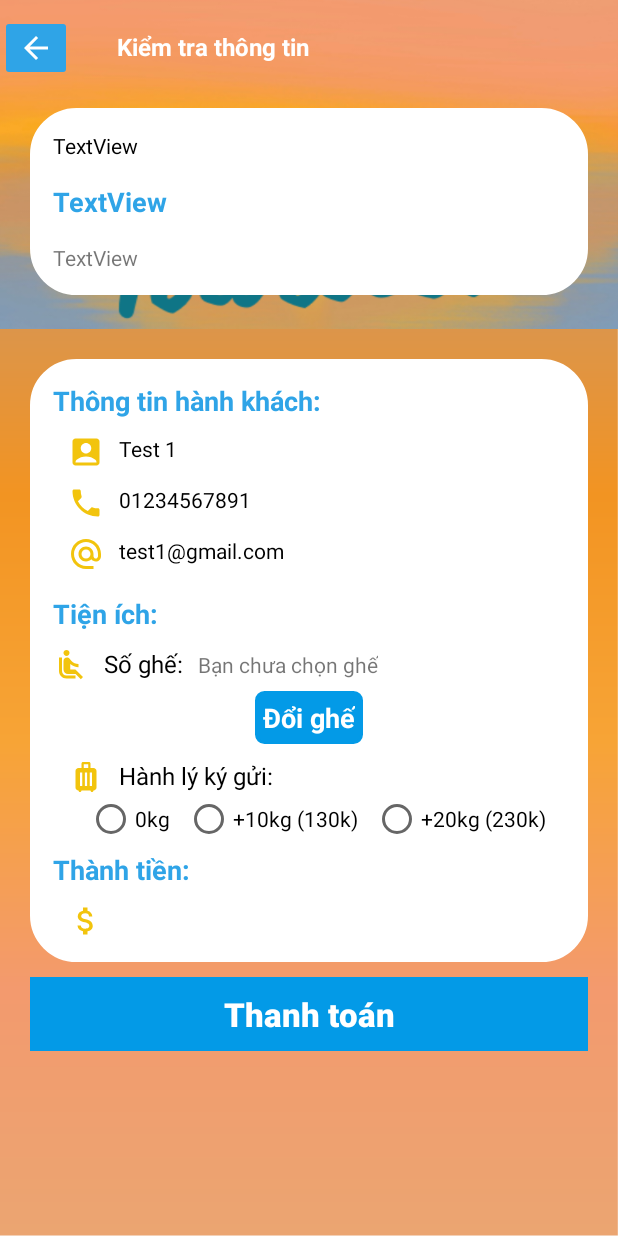
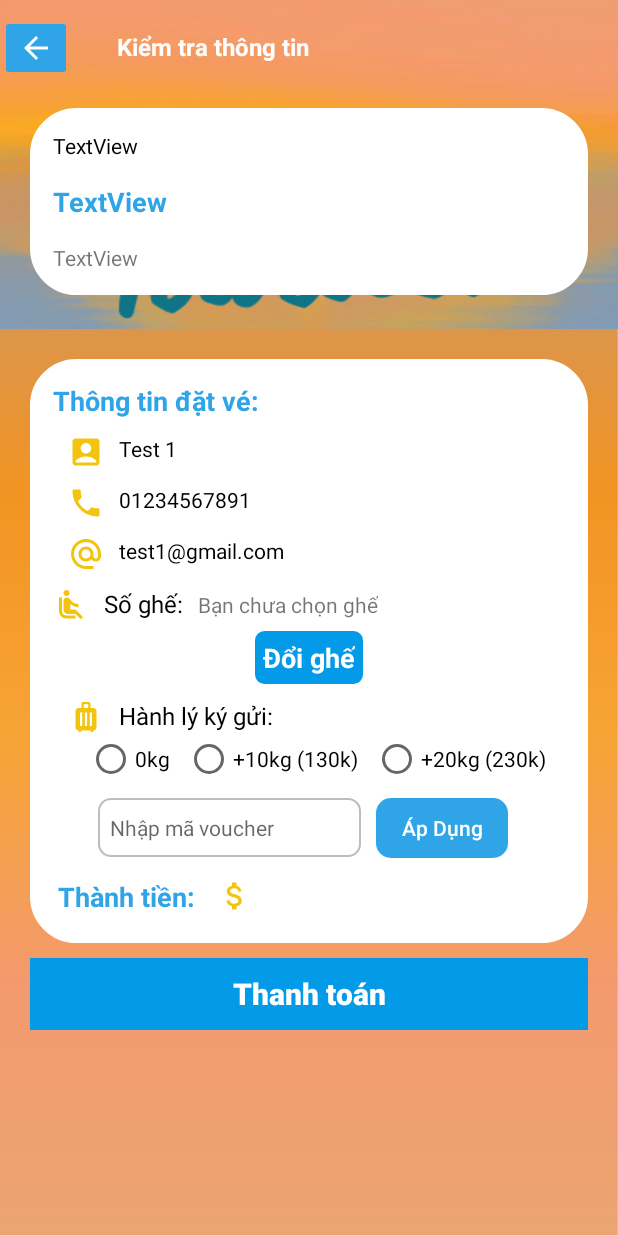
Before and after one commit to anhnhatcc7000/Mau-Thiet-Ke-PM-QLDatVeMayBay, an Android app: the BookingDetail screen opened directly, with no data from a screen before it, on a phone screen of 412 x 824 dp. Run offline under Robolectric (Android 15) with nearby library versions, the phone set to English and light mode, and no system bars; 6 statements that could not run were skipped.

Commit message:
Decorator--Voucher

```diff
--- /dev/null
+++ b/app/src/main/java/edu/project/TouristTicketOrder/BookingPage/Price.java
@@ -0,0 +1,5 @@
+package edu.project.TouristTicketOrder.BookingPage;
+
+public interface Price {
+    int calculate();
+}
--- a/app/src/main/java/edu/project/TouristTicketOrder/DataBaseHandler.java
+++ b/app/src/main/java/edu/project/TouristTicketOrder/DataBaseHandler.java
@@ -147,6 +147,31 @@ public class DataBaseHandler extends SQLiteOpenHelper{
             + ")";
 
 
+    // ---------------------------- Table Voucher ----------------------------
+    public static final String TABLE_Voucher = "VOUCHER";
+    public static final String COLUMN_Voucher_MaVoucher = "MaVoucher";
+    public static final String COLUMN_Voucher_MoTa = "MoTa";
+    public static final String COLUMN_GiamGia = "GiamGia"; // Giá trị giảm giá hoặc phần trăm giảm giá
+    public static final String COLUMN_NgayBatDau = "NgayBatDau";
+    public static final String COLUMN_NgayKetThuc = "NgayKetThuc";
+    public static final String CREATE_TABLE_VOUCHER = "CREATE TABLE " + TABLE_Voucher + " ( "
+            + " " + COLUMN_Voucher_MaVoucher + " varchar(50) PRIMARY KEY, "
+            + " " + COLUMN_Voucher_MoTa + " Nvarchar(100), "
+            + " " + COLUMN_GiamGia + " integer NOT NULL, "
+            + " " + COLUMN_NgayBatDau + " varchar(16), "
+            + " " + COLUMN_NgayKetThuc + " varchar(16) "
+            + ")";
+    // ---------------------------- Table ApDungVoucher ----------------------------
+    public static final String TABLE_ApDungVoucher = "APDUNGVOUCHER";
+    public static final String COLUMN_ApDungVoucher_MaDon = "MaDon";
+    public static final String COLUMN_ApDungVoucher_MaVoucher = "MaVoucher";
+    public static final String CREATE_TABLE_APDUNGVOUCHER = "CREATE TABLE " + TABLE_ApDungVoucher + " ( "
+            + " " + COLUMN_ApDungVoucher_MaDon + " integer NOT NULL, "
+            + " " + COLUMN_ApDungVoucher_MaVoucher + " varchar(50) NOT NULL, "
+            + " FOREIGN KEY (" + COLUMN_ApDungVoucher_MaDon + ") REFERENCES " + TABLE_CTHD + "(" + COLUMN_MaDon + "), "
+            + " FOREIGN KEY (" + COLUMN_ApDungVoucher_MaVoucher + ") REFERENCES " + TABLE_Voucher + "(" + COLUMN_Voucher_MaVoucher + ") "
+            + ")";
+
     /* -------------------------------------------------------------------------------------------------------------------- */
     public DataBaseHandler(@Nullable Context context) {
         super(context, "QLVeMaybay.db", null, 17);
@@ -163,19 +188,35 @@ public class DataBaseHandler extends SQLiteOpenHelper{
         db.execSQL(CREATE_TABLE_MayBay);
         db.execSQL(CREATE_TABLE_CTHD);
         db.execSQL(CREATE_TABLE_TuyenBay);
-
+        db.execSQL(CREATE_TABLE_VOUCHER);
+        db.execSQL(CREATE_TABLE_APDUNGVOUCHER);
         onCreateInsert(db);
 //        db.close();
     }
 
     public void onCreateInsert(SQLiteDatabase db) {
 
+        ContentValues cv = new ContentValues();
+        // VOUCHER
+        cv.put(COLUMN_Voucher_MaVoucher, "VOUCHER100K");
+        cv.put(COLUMN_Voucher_MoTa, "Giảm 100.000 VND cho lần đặt vé đầu tiên");
+        cv.put(COLUMN_GiamGia, 100000);
+        cv.put(COLUMN_NgayBatDau, "2023-01-01");
+        cv.put(COLUMN_NgayKetThuc, "2023-12-31");
 
-        Date dateTime = new Date();
+        db.insert(TABLE_Voucher, null, cv);
+
+        cv.put(COLUMN_Voucher_MaVoucher, "VOUCHER10%");
+        cv.put(COLUMN_Voucher_MoTa, "Giảm 10% cho tổng vé");
+        cv.put(COLUMN_GiamGia, 10);
+        cv.put(COLUMN_NgayBatDau, "2024-03-19");
+        cv.put(COLUMN_NgayKetThuc, "2024-04-19");
+
+        db.insert(TABLE_Voucher, null, cv);
+
         // TUYENBAY
         String noiXuatPhat = "Tân Sơn Nhất";
         String noiDen = "Liên Khương";
-        ContentValues cv = new ContentValues();
         cv.put(COLUMN_TenChang, "Hồ Chí Minh - Đà Lạt");
         cv.put(COLUMN_SanBayDi, noiXuatPhat);
         cv.put(COLUMN_SanBayDen, noiDen);
@@ -311,6 +352,8 @@ public class DataBaseHandler extends SQLiteOpenHelper{
         db.execSQL("DROP TABLE IF EXISTS " + TABLE_NhanVien);
         db.execSQL("DROP TABLE IF EXISTS " + TABLE_ChangBay);
         db.execSQL("DROP TABLE IF EXISTS " + TABLE_TuyenBay);
+        db.execSQL("DROP TABLE IF EXISTS " + TABLE_Voucher);
+        db.execSQL("DROP TABLE IF EXISTS " + TABLE_ApDungVoucher);
 
         onCreate(db);
     }
@@ -957,11 +1000,11 @@ public class DataBaseHandler extends SQLiteOpenHelper{
         return null;
     }
 
-    public ArrayList<CTHDModel> getAllCTHD(int maKH, String tenTuyen, String bienSoXe)
+    public ArrayList<CTHDModel> getAllCTHD(int maKH, String tenTuyen, String maHoaDon)
     {
         final ArrayList<CTHDModel> arrayList = new ArrayList<>();
         String tenTuyen_convert = "'%" + tenTuyen + "%'";
-        String bienSoXe_convert = "'%" + bienSoXe + "%'";
+        String maHoaDon_convert = "'%" + maHoaDon + "%'";
         String maKhString = "'%" + maKH + "%'";
 
         SQLiteDatabase db = this.getReadableDatabase();
@@ -978,7 +1021,7 @@ public class DataBaseHandler extends SQLiteOpenHelper{
                 "INNER JOIN MAYBAY ON TUYENBAY.MaMB = MAYBAY.MaMB " +
                 "WHERE CTHD.MaKH LIKE " + maKhString +
                 " AND CHANGBAY.TenChang LIKE " + tenTuyen_convert +
-                " AND MAYBAY.MaSoMB LIKE " + bienSoXe_convert, null);
+                " AND CTHD.MaDon LIKE " + maHoaDon_convert, null);
 
         while (cursor.moveToNext()) {
             CTHDModel cthdModel = new CTHDModel();
@@ -1201,5 +1244,32 @@ public class DataBaseHandler extends SQLiteOpenHelper{
         return numberOfOrders;
     }
 
+    /*---------------------------------------------- Tinh Voucher ---------------------------------------------- */
+    public int fetchVoucherDiscountFromDB(String voucherCode) {
+        SQLiteDatabase db = this.getReadableDatabase();
+        int discount = 0; // Giả định mặc định không có giảm giá nếu không tìm thấy voucher
+
+        // Chuẩn bị câu truy vấn
+        String[] projection = { "GiamGia" }; // Đảm bảo cột "GiamGia" tồn tại trong bảng VOUCHER
+        String selection = "MaVoucher = ?";
+        String[] selectionArgs = { voucherCode };
+
+        Cursor cursor = db.query(
+                "VOUCHER",   // Tên bảng
+                projection,  // Các cột cần lấy
+                selection,   // Điều kiện WHERE
+                selectionArgs, // Giá trị cho điều kiện WHERE
+                null,   // groupBy
+                null,   // having
+                null    // orderBy
+        );
+
+        if (cursor.moveToFirst()) {
+            discount = cursor.getInt(cursor.getColumnIndexOrThrow("GiamGia"));
+        }
+        cursor.close();
+
+        return discount;
+    }
 
 }
--- /dev/null
+++ b/app/src/main/res/drawable/button_rounded.xml
@@ -0,0 +1,5 @@
+<?xml version="1.0" encoding="utf-8"?>
+<shape xmlns:android="http://schemas.android.com/apk/res/android">
+    <solid android:color="@color/blue" /> <!-- Thay '@color/blue' bằng màu nền của bạn -->
+    <corners android:radius="10dp" /> <!-- Điều chỉnh giá trị này để thay đổi độ bo góc -->
+</shape>
--- /dev/null
+++ b/app/src/main/res/drawable/edittext_background.xml
@@ -0,0 +1,7 @@
+<?xml version="1.0" encoding="utf-8"?>
+<shape xmlns:android="http://schemas.android.com/apk/res/android">
+    <solid android:color="#FFFFFF"/> <!-- Màu nền -->
+    <stroke android:width="1dp" android:color="#BDBDBD"/> <!-- Đường viền -->
+    <corners android:radius="8dp"/> <!-- Độ bo góc -->
+    <padding android:left="10dp" android:top="10dp" android:right="10dp" android:bottom="10dp"/> <!-- Khoảng cách -->
+</shape>
--- a/app/src/main/res/layout/activity_booking_detail.xml
+++ b/app/src/main/res/layout/activity_booking_detail.xml
@@ -4,10 +4,10 @@
     xmlns:tools="http://schemas.android.com/tools"
     android:layout_width="match_parent"
     android:layout_height="match_parent"
+    android:background="@drawable/custom_gradient"
     android:orientation="vertical"
-    android:background="@drawable/custom_gradient"
     tools:context=".BookingPage.BookingDetail">
-<!--    android:background="@drawable/gradient_background"-->
+    <!--    android:background="@drawable/gradient_background"-->
 
     <LinearLayout
         android:layout_width="match_parent"
@@ -71,12 +71,6 @@
                 android:textSize="18sp"
                 android:textStyle="bold" />
 
-            <!--            <TextView-->
-            <!--                android:id="@+id/tv_time"-->
-            <!--                android:layout_width="match_parent"-->
-            <!--                android:layout_height="wrap_content"-->
-            <!--                android:layout_marginTop="15dp"-->
-            <!--                android:text="TextView" />-->
 
             <TextView
                 android:id="@+id/tv_vehicle_detail"
@@ -92,8 +86,8 @@
         android:layout_width="match_parent"
         android:layout_height="wrap_content"
         android:layout_marginStart="20dp"
+        android:layout_marginTop="20dp"
         android:layout_marginEnd="20dp"
-        android:layout_marginTop="20dp"
         android:layout_marginBottom="10dp"
         android:background="@drawable/border_radius_30dp"
         android:backgroundTint="@color/white"
@@ -104,10 +98,10 @@
             android:id="@+id/textView13"
             android:layout_width="match_parent"
             android:layout_height="wrap_content"
-            android:text="Thông tin hành khách: "
+            android:text="Thông tin đặt vé: "
             android:textColor="@color/blue"
             android:textSize="18sp"
-            android:textStyle="bold"/>
+            android:textStyle="bold" />
 
         <TextView
             android:id="@+id/tv_cusName"
@@ -115,10 +109,10 @@
             android:layout_height="wrap_content"
             android:layout_marginStart="10dp"
             android:layout_marginTop="10dp"
+            android:drawableLeft="@drawable/baseline_account_box_24"
+            android:drawablePadding="10dp"
             android:text="TextView"
-            android:textColor="@color/black"
-            android:drawableLeft="@drawable/baseline_account_box_24"
-            android:drawablePadding="10dp"/>
+            android:textColor="@color/black" />
 
         <TextView
             android:id="@+id/tv_cusPhone"
@@ -126,10 +120,10 @@
             android:layout_height="wrap_content"
             android:layout_marginStart="10dp"
             android:layout_marginTop="10dp"
+            android:drawableLeft="@drawable/baseline_phone_24"
+            android:drawablePadding="10dp"
             android:text="TextView"
-            android:textColor="@color/black"
-            android:drawableLeft="@drawable/baseline_phone_24"
-            android:drawablePadding="10dp"/>
+            android:textColor="@color/black" />
 
         <TextView
             android:id="@+id/tv_cusMail"
@@ -137,26 +131,16 @@
             android:layout_height="wrap_content"
             android:layout_marginStart="10dp"
             android:layout_marginTop="10dp"
+            android:drawableLeft="@drawable/baseline_alternate_email_24"
+            android:drawablePadding="10dp"
             android:text="TextView"
-            android:textColor="@color/black"
-            android:drawableLeft="@drawable/baseline_alternate_email_24"
-            android:drawablePadding="10dp"/>
-
-        <TextView
-            android:id="@+id/tv_subtitle"
-            android:layout_width="match_parent"
-            android:layout_height="wrap_content"
-            android:text="Tiện ích: "
-            android:textColor="@color/blue"
-            android:textSize="18sp"
-            android:textStyle="bold"
-            android:layout_marginTop="15dp"/>
+            android:textColor="@color/black" />
 
         <LinearLayout
             android:layout_width="match_parent"
             android:layout_height="wrap_content"
-            android:orientation="horizontal"
-            android:layout_marginTop="10dp">
+            android:layout_marginTop="10dp"
+            android:orientation="horizontal">
 
             <TextView
                 android:id="@+id/tv"
@@ -178,26 +162,27 @@
                 android:layout_marginRight="15dp"
                 android:text="Bạn chưa chọn ghế" />
         </LinearLayout>
+
         <TextView
             android:id="@+id/tv_changeSeat"
             android:layout_width="wrap_content"
             android:layout_height="wrap_content"
-            android:text="Đổi ghế"
             android:layout_gravity="center_horizontal"
+            android:layout_marginTop="5dp"
             android:background="@drawable/button_bg"
             android:backgroundTint="@color/light_blue"
+            android:padding="5dp"
+            android:text="Đổi ghế"
             android:textColor="@color/white"
             android:textSize="18dp"
-            android:padding="5dp"
-            android:textStyle="bold"
-            android:layout_marginTop="5dp"/>
+            android:textStyle="bold" />
 
         <LinearLayout
             android:layout_width="match_parent"
             android:layout_height="match_parent"
-            android:orientation="vertical"
             android:layout_marginStart="10dp"
-            android:layout_marginTop="10dp">
+            android:layout_marginTop="10dp"
+            android:orientation="vertical">
 
             <TextView
                 android:id="@+id/tv_kygui"
@@ -215,65 +200,104 @@
                 android:id="@+id/rd_luggage"
                 android:layout_width="match_parent"
                 android:layout_height="wrap_content"
-                android:orientation="horizontal"
-                android:gravity="center">
+                android:gravity="center"
+                android:orientation="horizontal">
 
                 <RadioButton
                     android:id="@+id/rd_0kg"
                     android:layout_width="wrap_content"
                     android:layout_height="wrap_content"
-                    android:text="0kg"
-                    android:layout_marginRight="10dp"/>
+                    android:layout_marginRight="10dp"
+                    android:text="0kg" />
 
                 <RadioButton
                     android:id="@+id/rd_10kg"
                     android:layout_width="wrap_content"
                     android:layout_height="wrap_content"
-                    android:text="+10kg (130k)"
-                    android:layout_marginRight="10dp"/>
+                    android:layout_marginRight="10dp"
+                    android:text="+10kg (130k)" />
 
                 <RadioButton
                     android:id="@+id/rd_20kg"
                     android:layout_width="wrap_content"
                     android:layout_height="wrap_content"
-                    android:text="+20kg (230k)"/>
+                    android:text="+20kg (230k)" />
             </RadioGroup>
         </LinearLayout>
 
+        <LinearLayout
+            android:layout_width="match_parent"
+            android:layout_height="wrap_content"
+            android:padding="10dp"
+            android:layout_marginStart="20dp"
+            android:layout_marginEnd="20dp"
+            android:orientation="horizontal">
+
+            <EditText
+                android:id="@+id/editText_voucher"
+                android:layout_width="0dp"
+                android:layout_height="wrap_content"
+                android:layout_weight="1"
+                android:layout_marginRight="10dp"
+                android:background="@drawable/edittext_background"
+                android:hint="Nhập mã voucher"
+                android:inputType="text"
+                android:paddingLeft="8dp"
+                android:paddingRight="8dp"
+                android:textSize="14sp" />
+
+            <Button
+                android:id="@+id/btn_voucher"
+                android:layout_width="wrap_content"
+                android:layout_height="40dp"
+                android:layout_marginEnd="8dp"
+                android:background="@drawable/button_rounded"
+                android:text="Áp Dụng"
+                android:textAllCaps="false"
+                android:textColor="@color/white"
+                android:textSize="14sp" />
+
+        </LinearLayout>
+
+
+        <LinearLayout
+            android:layout_width="match_parent"
+            android:layout_height="match_parent"
+            android:layout_margin="3dp"
+            android:orientation="horizontal">
         <TextView
             android:id="@+id/tv_subtitle2"
-            android:layout_width="match_parent"
+            android:layout_width="wrap_content"
             android:layout_height="wrap_content"
             android:text="Thành tiền: "
             android:textColor="@color/blue"
             android:textSize="18sp"
-            android:textStyle="bold"
-            android:layout_marginTop="5dp"/>
+            android:textStyle="bold" />
 
         <TextView
             android:id="@+id/tv_totalPrice"
             android:layout_width="wrap_content"
             android:layout_height="wrap_content"
+            android:layout_gravity="center_vertical"
+            android:layout_marginStart="10dp"
             android:layout_marginEnd="10dp"
-            android:layout_marginStart="10dp"
-            android:layout_marginTop="10dp"
+            android:drawableLeft="@drawable/baseline_attach_money_24"
+            android:drawablePadding="10dp"
             android:textColor="@color/black"
-            android:textSize="16sp"
-            android:layout_gravity="center_vertical"
-            android:drawableLeft="@drawable/baseline_attach_money_24"
-            android:drawablePadding="10dp"/>
+            android:textSize="16sp" />
+        </LinearLayout>
     </LinearLayout>
 
     <Button
         android:id="@+id/btn_pay"
         android:layout_width="match_parent"
         android:layout_height="wrap_content"
+        android:layout_marginStart="20dp"
         android:layout_marginEnd="20dp"
-        android:layout_marginStart="20dp"
+        android:enabled="false"
         android:text="Thanh toán"
         android:textAllCaps="false"
-        android:textStyle="bold"
-        android:textSize="22sp"
         android:textColor="@color/white"
-        android:enabled="false"/>
+        android:textSize="20sp"
+        android:textStyle="bold" />
 </LinearLayout>
```
Also changed, not shown: app/src/main/java/edu/project/TouristTicketOrder/BookingPage/BasicPrice.java (added, +14 -0 lines), app/src/main/java/edu/project/TouristTicketOrder/BookingPage/BookingDetail.java (+48 -2 lines), app/src/main/java/edu/project/TouristTicketOrder/BookingPage/PriceDecorator.java (added, +14 -0 lines), app/src/main/java/edu/project/TouristTicketOrder/BookingPage/VoucherDecorator.java (added, +15 -0 lines).
